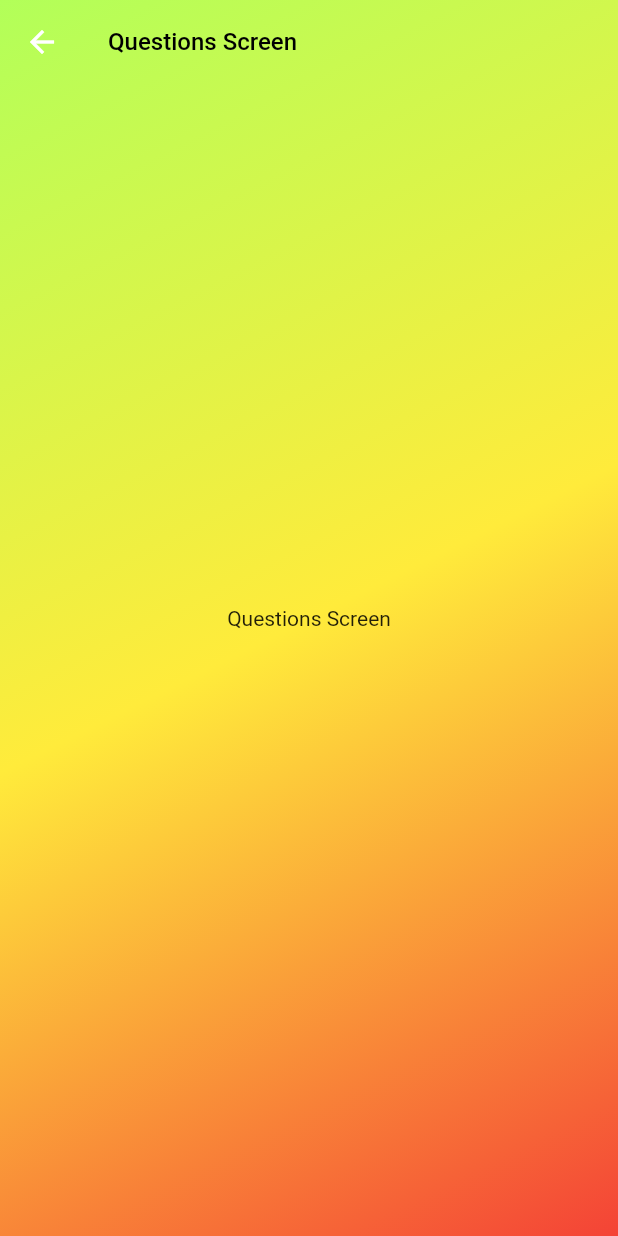
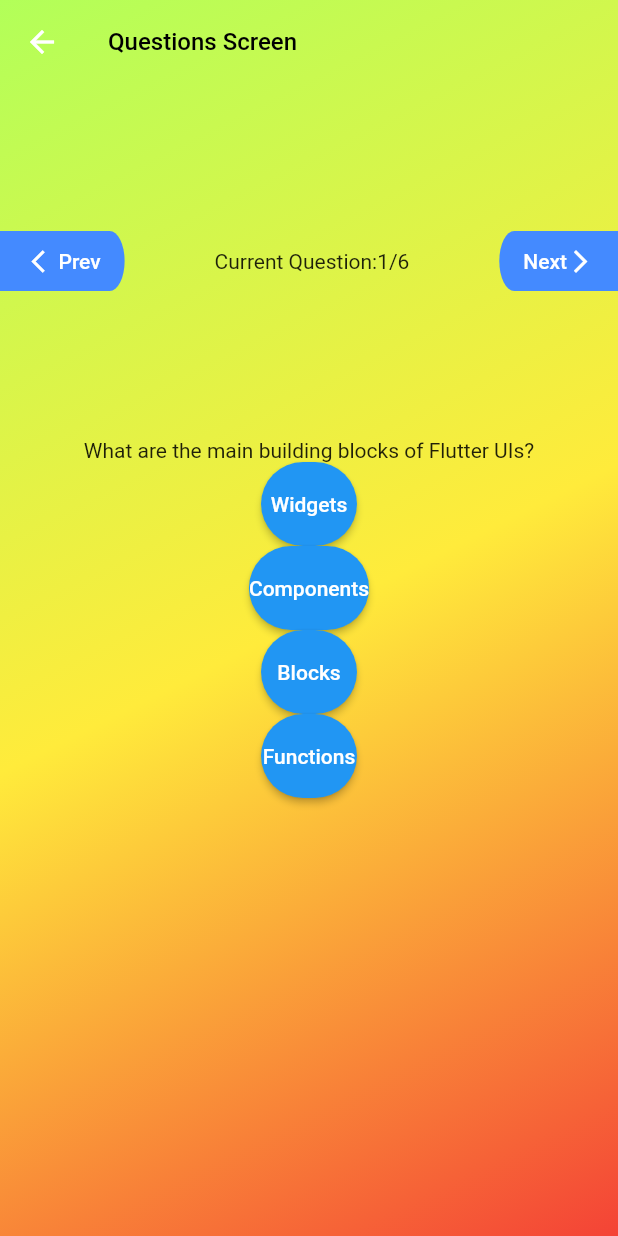
Before and after one commit to Fuzzyf-ace/flutter_exercise, a Flutter app: the StartScreen screen opened by its route, after a tap on "Start Quiz", on a phone screen of 412 x 824 dp. Run offline on Flutter 3.47's test engine with Material 2 defaults, Android fonts, the phone set to English and light mode, and no system bars; our stand-ins replace go_router.

Commit message:
adds prev and next button using Stack to adjust the position of widgets

```diff
--- /dev/null
+++ b/lib/quiz/answer_button.dart
@@ -0,0 +1,24 @@
+import 'package:flutter/material.dart';
+
+class AnswerButton extends StatelessWidget {
+  final String text;
+  final void Function() onPressed;
+
+  const AnswerButton({required this.text, required this.onPressed, super.key});
+
+  @override
+  Widget build(BuildContext context) {
+    return ElevatedButton(
+      onPressed: () => {onPressed},
+      style: ElevatedButton.styleFrom(
+        padding: const EdgeInsets.symmetric(vertical: 20),
+        backgroundColor: Colors.blue,
+        foregroundColor: Colors.white,
+        shape: RoundedRectangleBorder(
+          borderRadius: BorderRadius.circular(40.0),
+        ),
+      ),
+      child: Text(text),
+    );
+  }
+}
--- a/lib/quiz/data/questions.dart
+++ b/lib/quiz/data/questions.dart
@@ -0,0 +1,55 @@
+import 'package:flutter_exercise/quiz/model/quiz_question.dart';
+
+const questions = [
+  QuizQuestion(
+    'What are the main building blocks of Flutter UIs?',
+    [
+      'Widgets',
+      'Components',
+      'Blocks',
+      'Functions',
+    ],
+  ),
+  QuizQuestion('How are Flutter UIs built?', [
+    'By combining widgets in code',
+    'By combining widgets in a visual editor',
+    'By defining widgets in config files',
+    'By using XCode for iOS and Android Studio for Android',
+  ]),
+  QuizQuestion(
+    'What\'s the purpose of a StatefulWidget?',
+    [
+      'Update UI as data changes',
+      'Update data as UI changes',
+      'Ignore data changes',
+      'Render UI that does not depend on data',
+    ],
+  ),
+  QuizQuestion(
+    'Which widget should you try to use more often: StatelessWidget or StatefulWidget?',
+    [
+      'StatelessWidget',
+      'StatefulWidget',
+      'Both are equally good',
+      'None of the above',
+    ],
+  ),
+  QuizQuestion(
+    'What happens if you change data in a StatelessWidget?',
+    [
+      'The UI is not updated',
+      'The UI is updated',
+      'The closest StatefulWidget is updated',
+      'Any nested StatefulWidgets are updated',
+    ],
+  ),
+  QuizQuestion(
+    'How should you update data inside of StatefulWidgets?',
+    [
+      'By calling setState()',
+      'By calling updateData()',
+      'By calling updateUI()',
+      'By calling updateState()',
+    ],
+  ),
+];
--- a/lib/quiz/questions_screen.dart
+++ b/lib/quiz/questions_screen.dart
@@ -1,24 +1,45 @@
 import 'package:flutter/material.dart';
+import 'package:flutter_exercise/quiz/answer_button.dart';
+import 'package:flutter_exercise/quiz/model/quiz_question.dart';
+import 'package:go_router/go_router.dart';
 
-class QuestionsScreen extends StatefulWidget {
-  const QuestionsScreen({super.key});
-  // QuestionsScreen(this.child, {super.key});
-  // Widget child;
+class QuestionScreen extends StatefulWidget {
+  const QuestionScreen(
+      {required this.question,
+      super.key,
+      required this.numberOfQuestions,
+      required this.currentQuestion});
+
+  final QuizQuestion question;
+  final int currentQuestion;
+  final int numberOfQuestions;
+
   @override
   State<StatefulWidget> createState() {
-    return QuestionsScreenState();
+    return QuestionScreenState();
   }
 }
 
-class QuestionsScreenState extends State<QuestionsScreen> {
-  // Widget? active;
-
+class QuestionScreenState extends State<QuestionScreen> {
   @override
   void initState() {
-    // TODO: implement initState
-    // active = const Text('data');
     super.initState();
   }
+
+  void goPrev() {
+    if (widget.currentQuestion - 1 >= 0) {
+      context.go('/questions/${widget.currentQuestion - 1}');
+    }
+  }
+
+  void goNext() {
+    if (widget.currentQuestion < widget.numberOfQuestions - 1) {
+      context.go('/questions/${widget.currentQuestion + 1}');
+    } else {
+      context.go('/');
+    }
+  }
+
   @override
   Widget build(BuildContext context) {
     return Scaffold(
@@ -28,7 +49,8 @@ class QuestionsScreenState extends State<QuestionsScreen> {
           'Questions Screen',
           style: TextStyle(color: Colors.black, fontSize: 16),
         ),
-        elevation: 0.0,
+        // elevation: 0.0,
+        shadowColor: Colors.transparent,
       ),
       extendBodyBehindAppBar: true,
       body: Container(
@@ -39,13 +61,89 @@ class QuestionsScreenState extends State<QuestionsScreen> {
             end: Alignment.bottomRight,
           ),
         ),
-        child: const Center(
-          child: Column(
-            mainAxisSize: MainAxisSize.min,
-            children: [
-              Text('Questions Screen'),
-            ],
-          ),
+        child: Stack(
+          children: [
+            Column(
+              children: [
+                const SizedBox(
+                  height: 150,
+                ),
+                Row(
+                  mainAxisAlignment: MainAxisAlignment.spaceBetween,
+                  mainAxisSize: MainAxisSize.max,
+                  children: [
+                    FilledButton(
+                      style: FilledButton.styleFrom(
+                        foregroundColor: Colors.white,
+                        backgroundColor: Colors.blueAccent,
+                        shape: const RoundedRectangleBorder(
+                          borderRadius: BorderRadius.only(
+                            topRight: Radius.elliptical(10.0, 20.0),
+                            bottomRight: Radius.elliptical(10.0, 20.0),
+                          ),
+                        ),
+                      ),
+                      child: const Row(
+                        children: [
+                          SizedBox(width: 5,),
+                          Icon(Icons.arrow_back_ios),
+                          Text('Prev'),
+                        ],
+                      ),
+                      onPressed: () {
+                        goPrev();
+                      },
+                    ),
+                    Text(
+                        'Current Question:${widget.currentQuestion + 1}/${widget.numberOfQuestions}'),
+                    FilledButton(
+                      style: FilledButton.styleFrom(
+                        foregroundColor: Colors.white,
+                        backgroundColor: Colors.blueAccent,
+                        shape: const RoundedRectangleBorder(
+                          borderRadius: BorderRadius.only(
+                            topLeft: Radius.elliptical(10.0, 20.0),
+                            bottomLeft: Radius.elliptical(10.0, 20.0),
+                          ),
+                        ),
+                      ),
+                      child:
+                          Row(
+                            mainAxisSize: MainAxisSize.min,
+                            children: [
+                              widget.currentQuestion + 1 == widget.numberOfQuestions
+                                  ? const Text('Results')
+                                  : const Text('Next'),
+                              const Icon(Icons.arrow_forward_ios),
+                            ],
+                          ),
+                      onPressed: () {
+                        goNext();
+                      },
+                    ),
+                  ],
+                ),
+              ],
+            ),
+            Align(
+              child: Column(
+                mainAxisSize: MainAxisSize.min,
+                children: [
+                  Column(
+                    // mainAxisSize: MainAxisSize.min,
+                    mainAxisAlignment: MainAxisAlignment.center,
+                    children: [
+                      //
+                      //question
+                      Text(widget.question.text),
+                      ...widget.question.answers.map((answer) =>
+                          AnswerButton(text: answer, onPressed: () => {})),
+                    ],
+                  ),
+                ],
+              ),
+            ),
+          ],
         ),
       ),
     );
--- a/lib/quiz/quiz_navigator.dart
+++ b/lib/quiz/quiz_navigator.dart
@@ -1,4 +1,5 @@
 import 'package:flutter/material.dart';
+import 'package:flutter_exercise/quiz/data/questions.dart';
 import 'package:flutter_exercise/quiz/questions_screen.dart';
 import 'package:flutter_exercise/quiz/start_screen.dart';
 import 'package:go_router/go_router.dart';
@@ -11,16 +12,19 @@ final GoRouter _router = GoRouter(
         return const StartScreen();
       },
       routes: <RouteBase>[
-        GoRoute(
-          path: 'quiz',
-          builder: (BuildContext context, GoRouterState state) {
-            return const StartScreen();
-          },
-        ),
-        GoRoute(
-          path: 'questions',
-          builder: (BuildContext context, GoRouterState state) {
-            return const QuestionsScreen();
+        ...questions.asMap().entries.map(
+          (question) {
+            final int index = question.key;
+            return GoRoute(
+              path: 'questions/$index',
+              builder: (BuildContext context, GoRouterState state) {
+                return QuestionScreen(
+                  question: questions[index],
+                  currentQuestion: index,
+                  numberOfQuestions: questions.length,
+                );
+              },
+            );
           },
         ),
       ],
@@ -28,7 +32,7 @@ final GoRouter _router = GoRouter(
   ],
 );
 
-class QuizNavigator extends StatelessWidget{
+class QuizNavigator extends StatelessWidget {
   const QuizNavigator({super.key});
 
   @override
--- a/lib/quiz/start_screen.dart
+++ b/lib/quiz/start_screen.dart
@@ -56,7 +56,7 @@ class StartScreen extends StatelessWidget {
               mainAxisAlignment: MainAxisAlignment.end,
               children: [
                 OutlinedButton.icon(
-                  onPressed: () => context.go('/questions'),
+                  onPressed: () => context.go('/questions/0'),
                   style: OutlinedButton.styleFrom(
                     foregroundColor: Colors.white,
                     backgroundColor: Colors.blueAccent,
```
